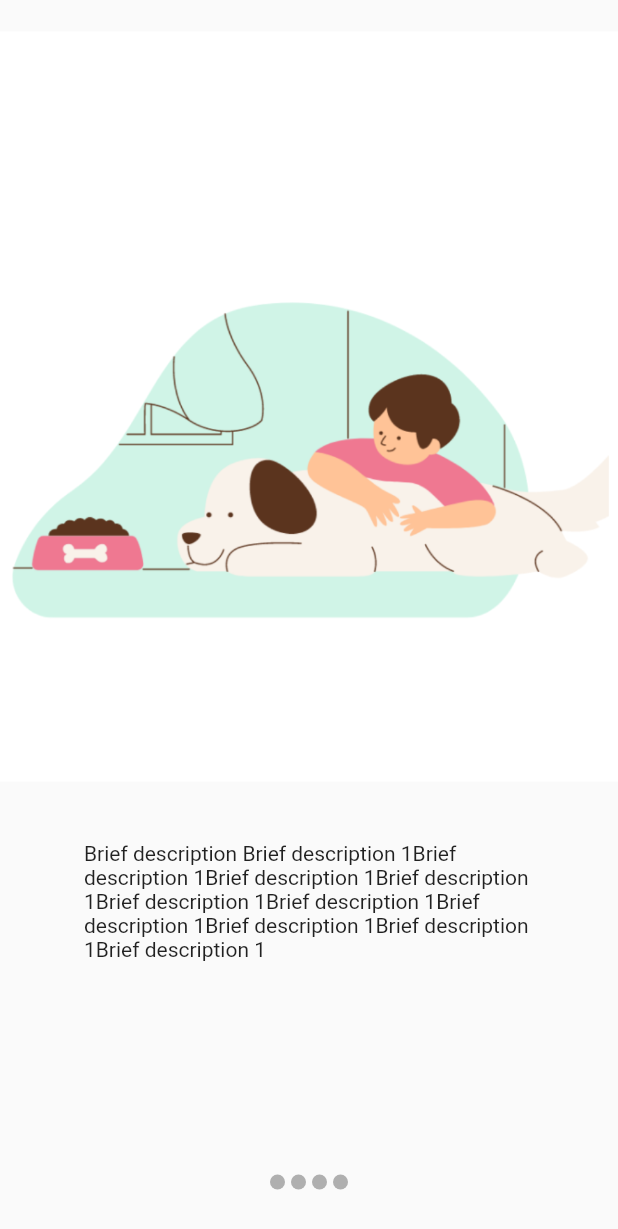
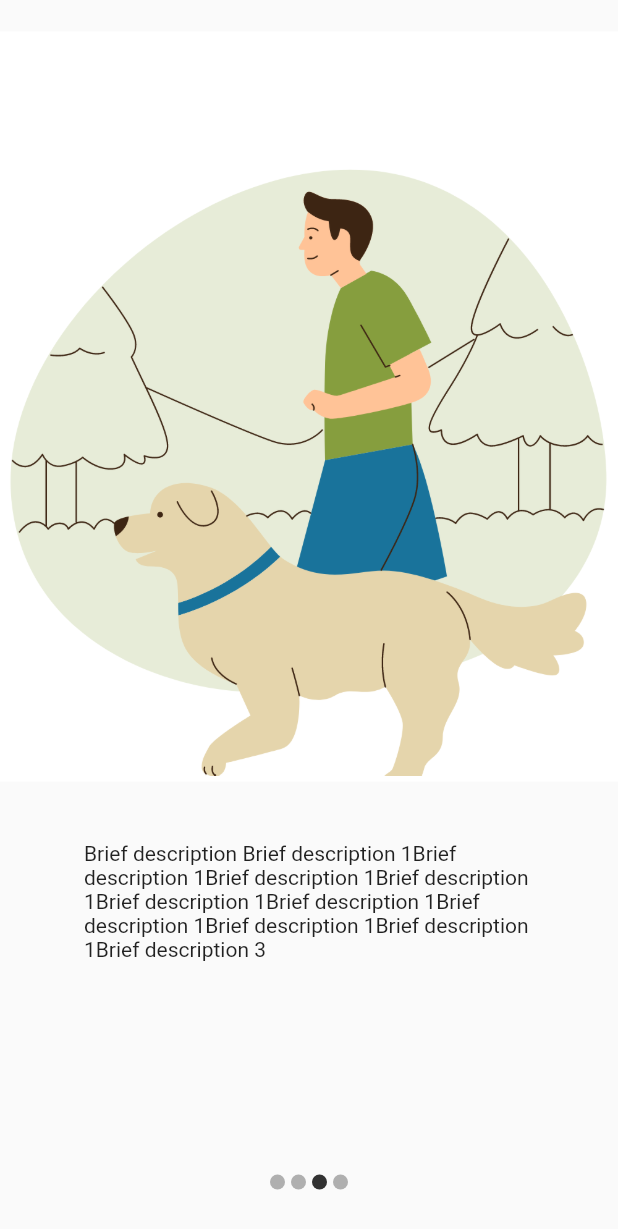
Before and after one commit to Crufixs/Captain-Puppy, a Flutter app: the WelcomePage screen opened directly, swiped to page 3, on a phone screen of 412 x 824 dp. Shown: the top 1229 px of the screen. Run offline on Flutter 3.47's test engine with Material 2 defaults, Android fonts, the light colour scheme and no system bars; drawn by our look-alikes of carousel_slider; our stand-ins replace fl_chart, rflutter_alert, sqflite; accounts and stored records are empty.

Commit message:
hi piii!! welcome page

```diff
--- a/lib/pages/welcome pages/Welcome page 1.dart
+++ b/lib/pages/welcome pages/Welcome page 1.dart
@@ -21,11 +21,11 @@
     "Brief description Brief description 1Brief description 1Brief "
         "description 1Brief description 1Brief description 1Brief "
         "description 1Brief description 1Brief description 1Brief "
-        "description 1Brief description 1 ",
+        "description 1Brief description 2 ",
     "Brief description Brief description 1Brief description 1Brief "
         "description 1Brief description 1Brief description 1Brief "
         "description 1Brief description 1Brief description 1Brief "
-        "description 1Brief description 1 ",
+        "description 1Brief description 3 ",
     " "
   ];
   int _currentIndex = 0;
--- a/pubspec.yaml
+++ b/pubspec.yaml
@@ -21,15 +21,14 @@
   sdk: '>=2.12.0 <3.0.0'
 
 dependencies:
-  rflutter_alert: ^2.0.4
   fl_chart: ^0.40.2
   sqflite:
   path:
   http: ^0.13.4
-  sqflite:
-  path:
   flutter:
     sdk: flutter
+  carousel_slider: ^4.0.0
+  rflutter_alert: ^2.0.4
 
 
 
```
Also changed, not shown: lib/main.dart (+6 -19 lines), images/page2.png, pubspec.lock.
